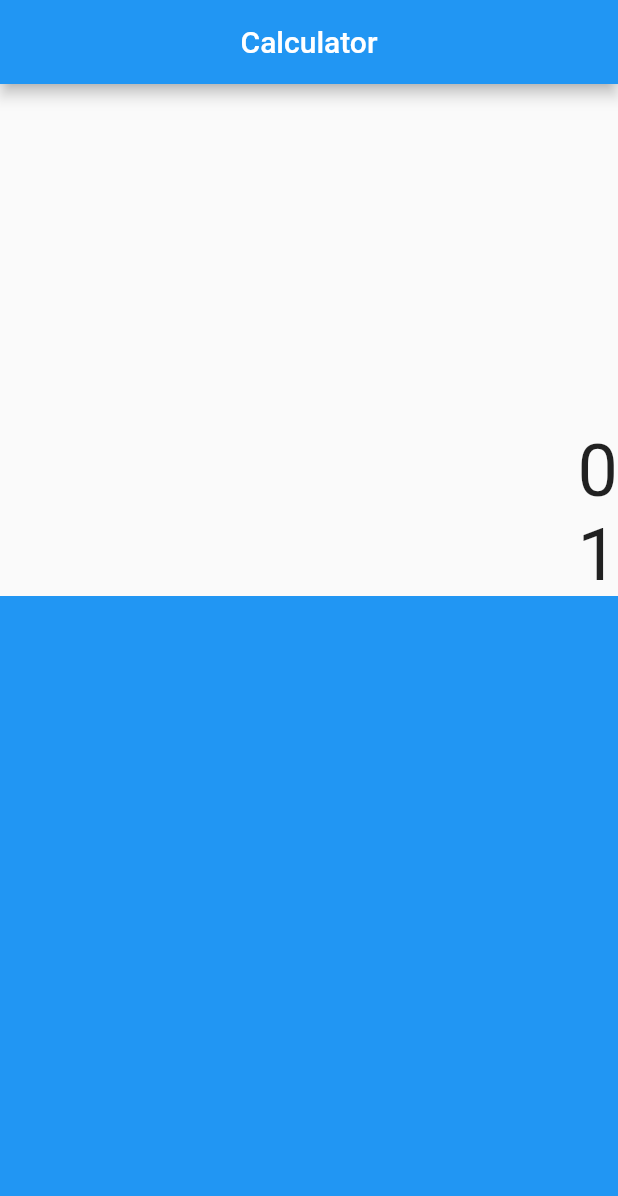
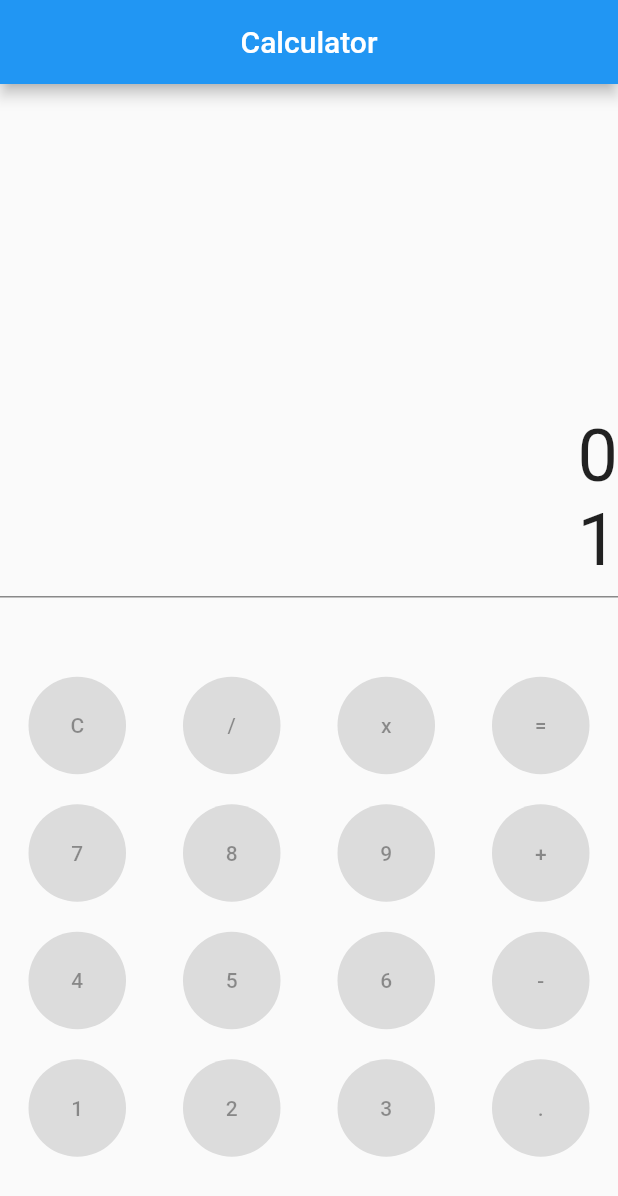
Before and after one commit to Inst1nct007/Calculator, a Flutter app: the screen it shows after launch, on a phone screen of 412 x 824 dp. Shown: the top 1196 px of the screen. Run offline on Flutter 3.47's test engine with Material 2 defaults, Android fonts, the phone set to English and light mode, and no system bars.

Commit message:
All the buttons are now arranged properly! And hopefully they are responsive

```diff
--- a/lib/main.dart
+++ b/lib/main.dart
@@ -19,6 +19,10 @@ class CalculatorApp extends StatefulWidget {
 }
 
 class _CalculatorAppState extends State<CalculatorApp> {
+
+  Widget buildButton(String buttonText, double buttonMeasurement, Color buttonColor){
+    return ElevatedButton(onPressed: null, child: Container(height: buttonMeasurement, width: buttonMeasurement, alignment: Alignment.center, child: Text(buttonText),), style: ElevatedButton.styleFrom(shape: const CircleBorder()));
+  }
   @override
   Widget build(BuildContext context) {
     return MaterialApp(
@@ -35,12 +39,77 @@ class _CalculatorAppState extends State<CalculatorApp> {
                 crossAxisAlignment: CrossAxisAlignment.stretch,
                 children:  [
                   Container(alignment: Alignment.centerRight,child: const Text('0', style: TextStyle(fontSize: 48),)),
-                  Container(alignment: Alignment.centerRight,child: const Text('1', style: TextStyle(fontSize: 48),)),
+                  Container(padding: const EdgeInsets.fromLTRB(0, 0, 0, 10.0),alignment: Alignment.centerRight,child: const Text('1', style: TextStyle(fontSize: 48),)),
                 ],
               ),
               flex: 4,
             ),
-            Expanded(child: Container(color: Colors.blue,), flex: 5,)
+            Expanded(
+              child: Container(
+                decoration: const BoxDecoration(
+                  border: Border(
+                    top: BorderSide(
+                      color: Colors.black45,
+                      width: 1,
+                    ),
+                  ),
+                ),
+                child: Column(
+                  mainAxisAlignment: MainAxisAlignment.center,
+                  children: [
+                    Container(
+                      padding: const EdgeInsets.symmetric(vertical: 10.0, horizontal: 0.0),
+                      child: Row(
+                        mainAxisAlignment: MainAxisAlignment.center,
+                        children: [
+                          Expanded(child: buildButton('C', 65, Colors.white10), flex: 1,),
+                          Expanded(child: buildButton('/', 65, Colors.white10), flex: 1,),
+                          Expanded(child: buildButton('x', 65, Colors.white10), flex: 1,),
+                          Expanded(child: buildButton('=', 65, Colors.white10), flex: 1,),
+                        ],
+                      ),
+                    ),
+                    Container(
+                      padding: const EdgeInsets.symmetric(vertical: 10.0, horizontal: 0.0),
+                      child: Row(
+                        mainAxisAlignment: MainAxisAlignment.center,
+                        children: [
+                          Expanded(child: buildButton('7', 65, Colors.white10), flex: 1,),
+                          Expanded(child: buildButton('8', 65, Colors.white10), flex: 1,),
+                          Expanded(child: buildButton('9', 65, Colors.white10), flex: 1,),
+                          Expanded(child: buildButton('+', 65, Colors.white10), flex: 1,),
+                        ],
+                      ),
+                    ),
+                    Container(
+                      padding: const EdgeInsets.symmetric(vertical: 10.0, horizontal: 0.0),
+                      child: Row(
+                        mainAxisAlignment: MainAxisAlignment.center,
+                        children: [
+                          Expanded(child: buildButton('4', 65, Colors.white10), flex: 1,),
+                          Expanded(child: buildButton('5', 65, Colors.white10), flex: 1,),
+                          Expanded(child: buildButton('6', 65, Colors.white10), flex: 1,),
+                          Expanded(child: buildButton('-', 65, Colors.white10), flex: 1,),
+                        ],
+                      ),
+                    ),
+                    Container(
+                      padding: const EdgeInsets.symmetric(vertical: 10.0, horizontal: 0.0),
+                      child: Row(
+                        mainAxisAlignment: MainAxisAlignment.center,
+                        children: [
+                          Expanded(child: buildButton('1', 65, Colors.white10), flex: 1,),
+                          Expanded(child: buildButton('2', 65, Colors.white10), flex: 1,),
+                          Expanded(child: buildButton('3', 65, Colors.white10), flex: 1,),
+                          Expanded(child: buildButton('.', 65, Colors.white10), flex: 1,),
+                        ],
+                      ),
+                    ),
+                  ],
+                ),
+              ),
+              flex: 5,
+            )
           ],
         )
       ),
```
